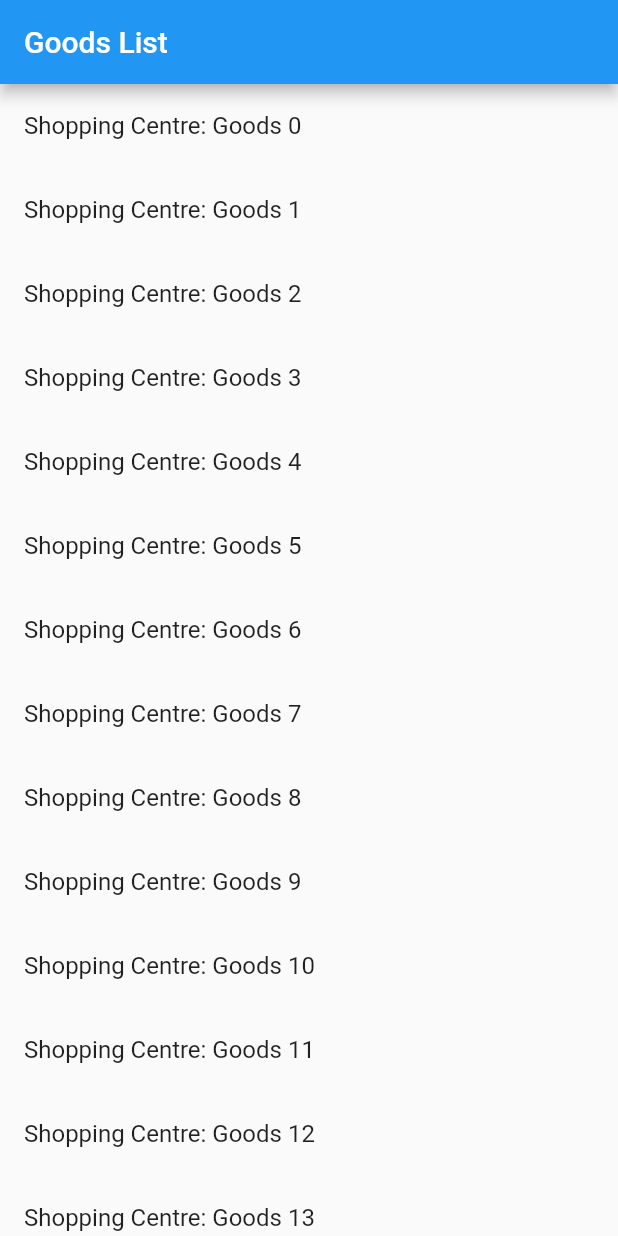
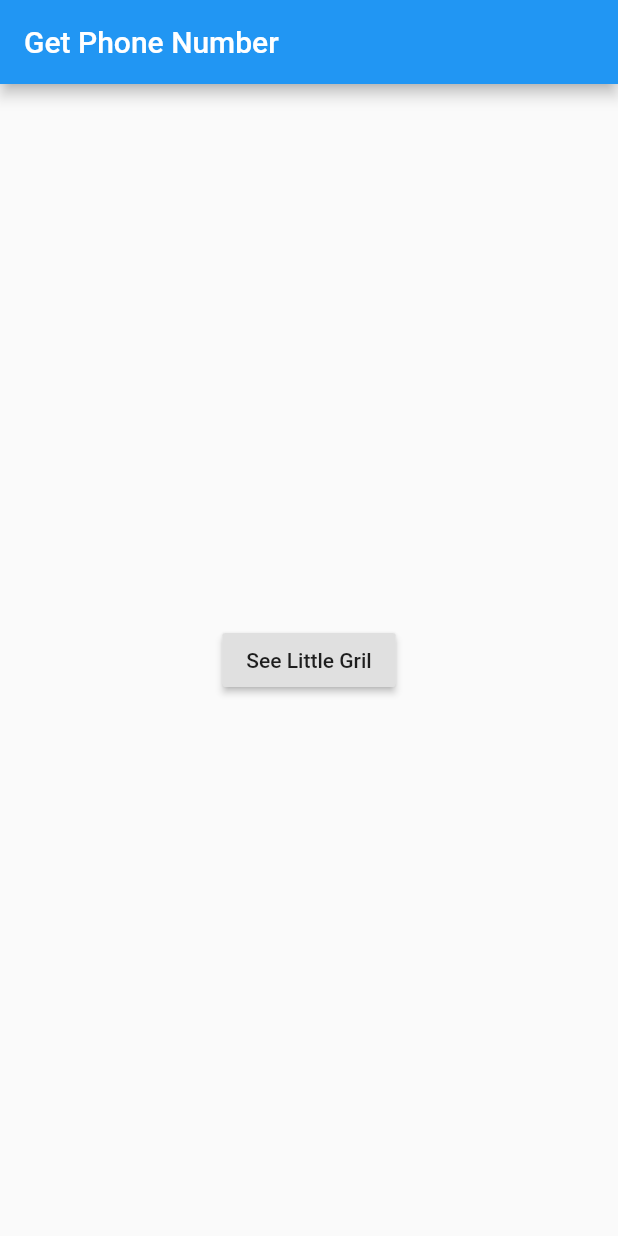
Before and after one commit to HYAdonisCoding/adam_20190822_flutter_app, a Flutter app: the screen it shows after launch, on a phone screen of 412 x 824 dp. Run offline on Flutter 3.47's test engine with Material 2 defaults, Android fonts, the phone set to English and light mode, and no system bars.

Commit message:
Get Phone Number

```diff
--- a/lib/main.dart
+++ b/lib/main.dart
@@ -8,48 +8,61 @@ class Product {
 
 void main(List<String> args) {
   runApp(MaterialApp(
-    title: 'Navigation transport params',
-    home: ProductList(
-      products:List.generate(20, (i) => Product('Shopping Centre: Goods $i', 'Shopping Centre: This is a goods Detial, number: $i'))),
-    ),
-  );
+    title: 'Page Back Data',
+    home: FirstPage(),
+  ));
 }
 
-class ProductList extends StatelessWidget {
-  final List<Product> products;
-  ProductList({Key key, @required this.products}):super(key: key);
+class FirstPage extends StatelessWidget {
   @override
   Widget build(BuildContext context) {
     return Scaffold(
-      appBar: AppBar(title: Text('Goods List')),
-      body: ListView.builder(
-        itemCount: products.length,
-        itemBuilder: (context, index){
-          return ListTile(
-            title: Text(products[index].title),
-            onTap: (){
-              Navigator.push(context, MaterialPageRoute(
-                builder: (context) => ProductDetail(product: products[index]),
-                ));
-            },
-          );
-        },
+      appBar: AppBar(title: Text('Get Phone Number'),),
+      body: Center(child: RouteButton(),)
+    );
+  }
+}
+
+class RouteButton extends StatelessWidget {
+  @override
+  Widget build(BuildContext context) {
+    return RaisedButton(
+      onPressed: (){_navigateToLittleGile(context);},
+      child: Text('See Little Gril'),
+    );
+  }
+
+  _navigateToLittleGile(BuildContext context) async {
+    final result = await Navigator.push(context, MaterialPageRoute(
+      builder: (context) => LittleGril()
+    ));
+    Scaffold.of(context).showSnackBar(SnackBar(content: Text('${result}'),));
+  }
+}
+
+class LittleGril extends StatelessWidget {
+  @override
+  Widget build(BuildContext context) {
+    return Scaffold(
+      appBar: AppBar(title: Text('I am a little gril.'),),
+      body: Center(
+        child: Column(
+          children: <Widget>[
+            RaisedButton(
+              child: Text('long leg little gril'),
+              onPressed: (){
+                Navigator.pop(context, 'long leg little gril, 13801234567');
+              },
+            ),
+            RaisedButton(
+              child: Text('big bar little gril'),
+              onPressed: (){
+                Navigator.pop(context, 'big bar little gril, 13901234567');
+              },
+            )
+          ],
+        ),
       ),
     );
   }
 }
-
-class ProductDetail extends StatelessWidget {
-  final Product product;
-
-  ProductDetail({Key key, @required this.product}):super(key:key);
-  @override
-  Widget build(BuildContext context) {
-    return Scaffold(
-      appBar: AppBar(title: Text('${product.title}'),),
-      body: Center(
-        child: Text('${product.description}'),
-      ),
-    );
-  }
-}
--- a/pubspec.yaml
+++ b/pubspec.yaml
@@ -45,6 +45,9 @@ flutter:
   #  - images/a_dot_burr.jpeg
   #  - images/a_dot_ham.jpeg
 
+  assets:
+  - images/DAimG_2018020911628203P30T.jpg
+
   # An image asset can refer to one or more resolution-specific "variants", see
   # https://flutter.dev/assets-and-images/#resolution-aware.
 
```
Also changed, not shown: 1 other file.
